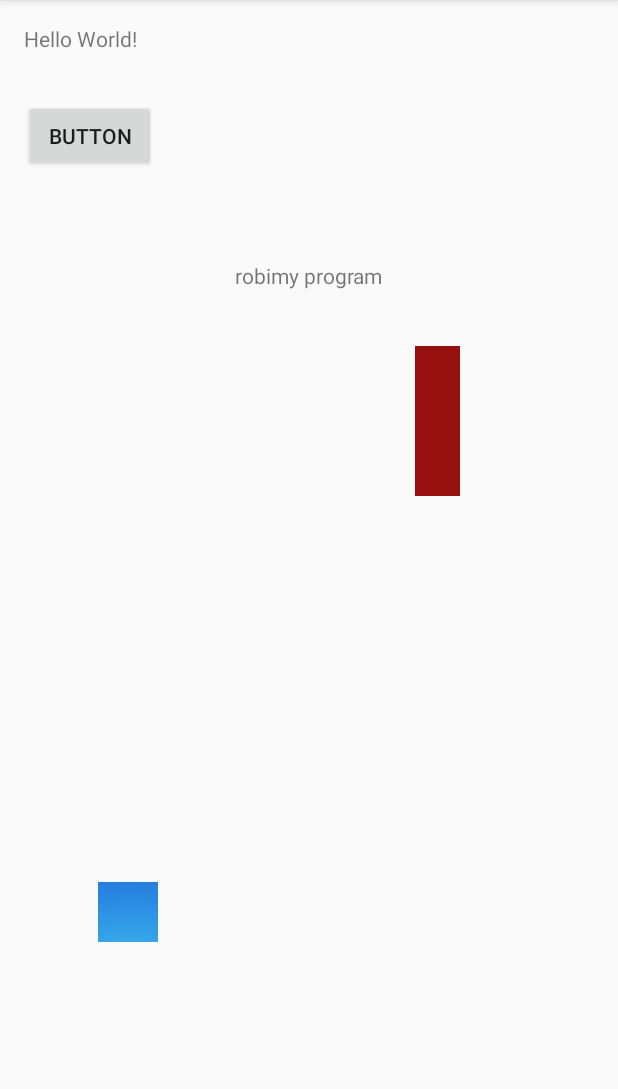
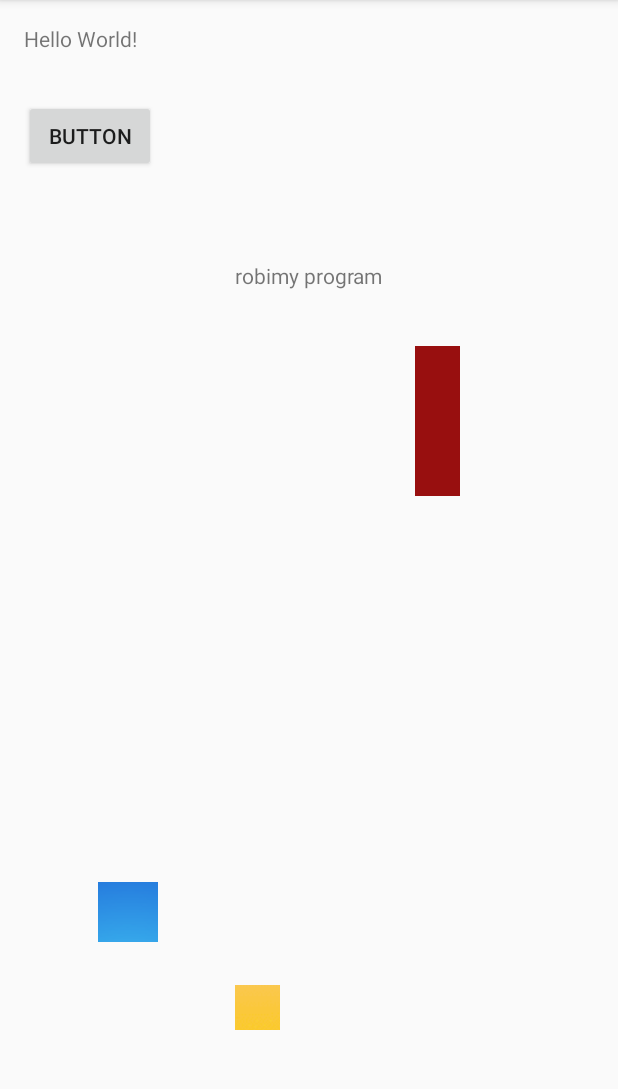
Before and after one commit to skibski/aparacik, an Android app: the screen it shows after launch (MainActivity), on a phone screen of 412 x 824 dp, the part 84-1173 px from its top. Run offline under Robolectric (Android 15) with nearby library versions, the phone set to English and light mode, and no system bars.

```diff
--- a/app/src/main/java/com/burzynski/jakub/apeczka/MainActivity.java
+++ b/app/src/main/java/com/burzynski/jakub/apeczka/MainActivity.java
@@ -14,14 +14,15 @@ import android.widget.Button;
 import android.widget.ImageButton;
 import android.widget.TextView;
 import org.w3c.dom.Text;
-
+import android.support.v7.widget.AppCompatImageButton;
 import java.io.File;
 
 public class MainActivity extends AppCompatActivity {
 
     Button p1;
-    ImageButton p2;
-    ImageButton p3;
+    ImageButton p2, p3, p4;
+
+
 
     final static private int CAPTURE_IMAGE = 1;
     TextView t2;
@@ -30,8 +31,20 @@ public class MainActivity extends AppCompatActivity {
         super.onCreate(savedInstanceState);
         setContentView(R.layout.activity_main);
 
+        p4 = (ImageButton) findViewById(R.id.p4);
         p3 = (ImageButton) findViewById(R.id.p3);
         p2 = (ImageButton) findViewById(R.id.p2);
+
+        p4.setOnClickListener(new View.OnClickListener() {
+            @Override
+                    public void onClick(View v) {
+                Intent i = new Intent(getApplicationContext(), Scena1.class);
+                startActivity(i);
+            }
+
+
+
+        });
 
         p2.setOnClickListener(new View.OnClickListener() {
             @Override
@@ -79,6 +92,8 @@ public class MainActivity extends AppCompatActivity {
 
     }
 
+
+
     private static File getOutputMediaFile() {
         File mediaStorageDir = new File(Environment.getExternalStoragePublicDirectory(Environment.DIRECTORY_PICTURES), "Apteka");
         if (!mediaStorageDir.exists()) {
--- a/app/src/main/res/layout/activity_main.xml
+++ b/app/src/main/res/layout/activity_main.xml
@@ -57,4 +57,15 @@
         android:layout_marginLeft="21dp"
         android:layout_marginStart="21dp"
         android:layout_marginTop="37dp" />
+
+    <ImageButton
+        android:layout_width="30dp"
+        android:layout_height="30dp"
+        app:srcCompat="@drawable/przycisk5"
+        android:id="@+id/p4"
+        android:layout_alignParentBottom="true"
+        android:layout_alignLeft="@+id/tekst2"
+        android:layout_alignStart="@+id/tekst2"
+        android:layout_marginBottom="65dp" />
+
 </RelativeLayout>
```
Also changed, not shown: app/src/main/AndroidManifest.xml (+7 -0 lines), app/src/main/java/com/burzynski/jakub/apeczka/Scena1.java (added, +58 -0 lines), app/src/main/res/layout/scena1.xml (added, +30 -0 lines).
